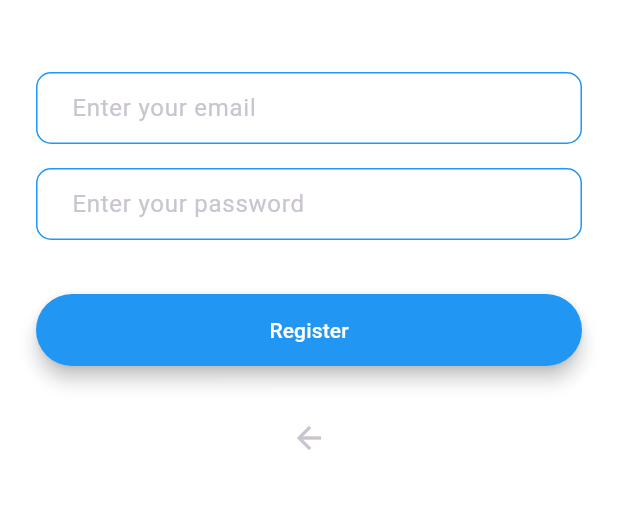
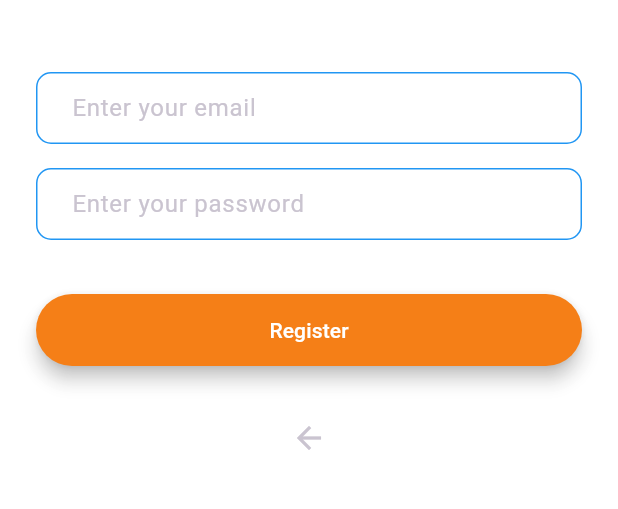
Before and after one commit to Yahya-hossaini/flash-chat, a Flutter app: the screen it shows after launch, after a tap on "Register", on a phone screen of 412 x 824 dp, the part 531-1040 px from its top. Run offline on Flutter 3.47's test engine with Material 3 defaults, Android fonts, the phone set to English and light mode, and no system bars; our stand-ins replace animated_text_kit.

Commit message:
Refactoring the Login and Registration buttons. also reusing the text fields decoration in constants.dart file.

```diff
--- a/lib/components/rounded_button.dart
+++ b/lib/components/rounded_button.dart
@@ -1,33 +1,31 @@
 import 'package:flutter/material.dart';
+import '../constants.dart';
 
 class RoundedButton extends StatelessWidget {
+  final Color color;
   final String title;
-  final Color color;
-  final VoidCallback callback;
+  final VoidCallback onPressed;
 
-  const RoundedButton(
-      {Key? key,
+  const RoundedButton({
+    super.key,
+    required this.color,
     required this.title,
-      required this.color,
-      required this.callback})
-      : super(key: key);
+    required this.onPressed,
+  });
 
   @override
   Widget build(BuildContext context) {
-    return Padding(
-      padding: const EdgeInsets.symmetric(vertical: 12),
-      child: Material(
+    return Material(
       elevation: 5.0,
       color: color,
       borderRadius: BorderRadius.circular(30.0),
       child: MaterialButton(
-          onPressed: callback,
+        onPressed: onPressed,
         minWidth: 200.0,
         height: 42.0,
         child: Text(
           title,
-            style: const TextStyle(color: Colors.white),
-          ),
+          style: const TextStyle(color: kWhiteColor),
         ),
       ),
     );
--- a/lib/constants.dart
+++ b/lib/constants.dart
@@ -25,3 +25,20 @@ const kMessageContainerDecoration = BoxDecoration(
     top: BorderSide(color: Colors.white60, width: 1),
   ),
 );
+
+const kTextFieldDecoration = InputDecoration(
+  hintText: 'Enter a value',
+  contentPadding:
+  EdgeInsets.symmetric(vertical: 10.0, horizontal: 20.0),
+  border: OutlineInputBorder(
+    borderRadius: BorderRadius.all(Radius.circular(10)),
+  ),
+  enabledBorder: OutlineInputBorder(
+    borderSide: BorderSide(color: Colors.blue, width: 1.0),
+    borderRadius: BorderRadius.all(Radius.circular(10)),
+  ),
+  focusedBorder: OutlineInputBorder(
+    borderSide: BorderSide(color: Colors.lightBlue, width: 2.0),
+    borderRadius: BorderRadius.all(Radius.circular(10)),
+  ),
+);
--- a/lib/screens/registration_screen.dart
+++ b/lib/screens/registration_screen.dart
@@ -1,3 +1,5 @@
+import 'package:flash_chat/components/rounded_button.dart';
+
 import '/constants.dart';
 import 'package:flutter/material.dart';
 
@@ -30,21 +32,8 @@ class _RegistrationScreenState extends State<RegistrationScreen> {
               height: 48.0,
             ),
             TextField(
-              decoration: const InputDecoration(
-                hintText: 'Enter your email',
-                contentPadding:
-                    EdgeInsets.symmetric(vertical: 10.0, horizontal: 20.0),
-                border: OutlineInputBorder(
-                  borderRadius: BorderRadius.all(Radius.circular(10)),
-                ),
-                enabledBorder: OutlineInputBorder(
-                  borderSide: BorderSide(color: Colors.blue, width: 1.0),
-                  borderRadius: BorderRadius.all(Radius.circular(10)),
-                ),
-                focusedBorder: OutlineInputBorder(
-                  borderSide: BorderSide(color: Colors.lightBlue, width: 2.0),
-                  borderRadius: BorderRadius.all(Radius.circular(10)),
-                ),
+              decoration: kTextFieldDecoration.copyWith(
+                hintText: 'Enter your email'
               ),
               onChanged: (value) {
                 //Do something with the user input
@@ -54,21 +43,8 @@ class _RegistrationScreenState extends State<RegistrationScreen> {
               height: 16,
             ),
             TextField(
-              decoration: const InputDecoration(
-                hintText: 'Enter your password',
-                contentPadding:
-                    EdgeInsets.symmetric(vertical: 10.0, horizontal: 20.0),
-                border: OutlineInputBorder(
-                  borderRadius: BorderRadius.all(Radius.circular(10)),
-                ),
-                enabledBorder: OutlineInputBorder(
-                  borderSide: BorderSide(color: Colors.blue, width: 1.0),
-                  borderRadius: BorderRadius.all(Radius.circular(10)),
-                ),
-                focusedBorder: OutlineInputBorder(
-                  borderSide: BorderSide(color: Colors.lightBlue, width: 2.0),
-                  borderRadius: BorderRadius.all(Radius.circular(10)),
-                ),
+              decoration: kTextFieldDecoration.copyWith(
+                hintText: 'Enter your password'
               ),
               onChanged: (value) {
                 //Do something with the user input
@@ -79,21 +55,10 @@ class _RegistrationScreenState extends State<RegistrationScreen> {
             ),
             Padding(
               padding: const EdgeInsets.symmetric(vertical: 12),
-              child: Material(
-                elevation: 5.0,
-                color: kLoginButtonColor,
-                borderRadius: BorderRadius.circular(30.0),
-                child: MaterialButton(
-                  onPressed: () {
-                    //Implement login functionality
-                  },
-                  minWidth: 200.0,
-                  height: 42.0,
-                  child: Text(
-                    'Register',
-                    style: const TextStyle(color: Colors.white),
-                  ),
-                ),
+              child: RoundedButton(
+                color: kRegisterButtonColor,
+                title: 'Register',
+                onPressed: () {},
               ),
             ),
             const SizedBox(height: 12),
--- a/lib/screens/welcome_screen.dart
+++ b/lib/screens/welcome_screen.dart
@@ -1,4 +1,5 @@
 import 'package:animated_text_kit/animated_text_kit.dart';
+import 'package:flash_chat/components/rounded_button.dart';
 import 'package:flash_chat/screens/login_screen.dart';
 import 'package:flash_chat/screens/registration_screen.dart';
 
@@ -50,40 +51,22 @@ class _WelcomeScreenState extends State<WelcomeScreen> {
             ),
             Padding(
               padding: const EdgeInsets.symmetric(vertical: 12),
-              child: Material(
-                elevation: 5.0,
+              child: RoundedButton(
                 color: kLoginButtonColor,
-                borderRadius: BorderRadius.circular(30.0),
-                child: MaterialButton(
+                title: 'Log In',
                 onPressed: () {
                   Navigator.pushNamed(context, LoginScreen.id);
                 },
-                  minWidth: 200.0,
-                  height: 42.0,
-                  child: Text(
-                    'Log In',
-                    style: const TextStyle(color: kWhiteColor),
-                  ),
-                ),
               ),
             ),
             Padding(
               padding: const EdgeInsets.symmetric(vertical: 12),
-              child: Material(
-                elevation: 5.0,
+              child: RoundedButton(
                 color: kRegisterButtonColor,
-                borderRadius: BorderRadius.circular(30.0),
-                child: MaterialButton(
+                title: 'Register',
                 onPressed: () {
                   Navigator.pushNamed(context, RegistrationScreen.id);
                 },
-                  minWidth: 200.0,
-                  height: 42.0,
-                  child: Text(
-                    'Register',
-                    style: const TextStyle(color: kWhiteColor),
-                  ),
-                ),
               ),
             ),
           ],
```
Also changed, not shown: lib/screens/login_screen.dart (+9 -44 lines). Lines whose indentation alone changed are shown as unchanged.
